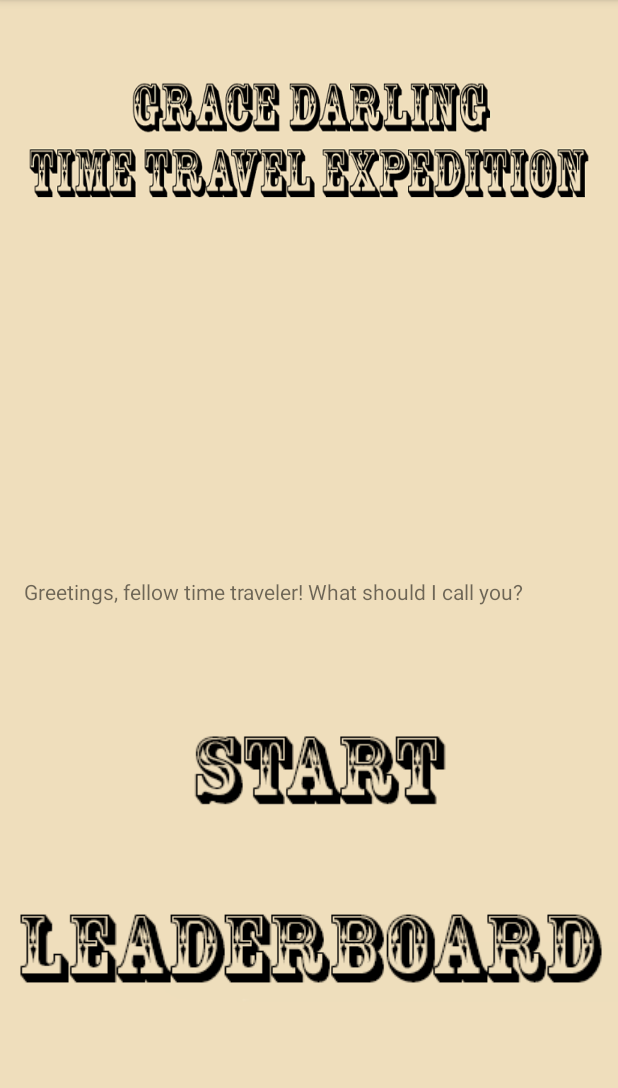
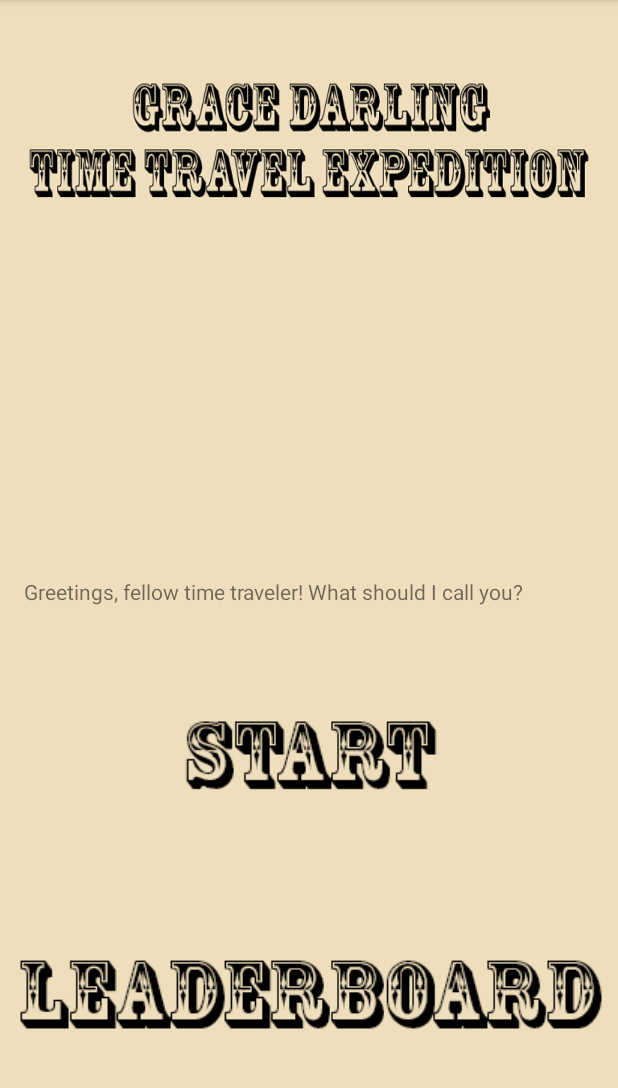
Before and after one commit to Xnonx14/LIMTreasureHunt, an Android app: the screen it shows after launch (MainActivity), on a phone screen of 412 x 824 dp, the part 84-1172 px from its top. Run offline under Robolectric (Android 15) with nearby library versions, the phone set to English and light mode, and no system bars.

Commit message:
Added Broken Parts Screen and fixed Button functionality

```diff
--- a/app/src/main/res/layout/activity_main.xml
+++ b/app/src/main/res/layout/activity_main.xml
@@ -19,27 +19,38 @@
         app:layout_constraintStart_toStartOf="parent"
         app:layout_constraintTop_toTopOf="parent"
         app:layout_constraintVertical_bias="0.0" />
-     <Button
+
+    <Button
         android:id="@+id/button3"
         style="?android:attr/borderlessButtonStyle"
         android:layout_width="wrap_content"
         android:layout_height="wrap_content"
-        android:layout_marginBottom="208dp"
-        android:layout_marginEnd="96dp"
-        android:layout_marginRight="96dp"
+        android:layout_marginBottom="8dp"
+        android:layout_marginEnd="8dp"
+        android:layout_marginLeft="8dp"
+        android:layout_marginRight="8dp"
+        android:layout_marginStart="8dp"
+        android:layout_marginTop="8dp"
         android:background="@drawable/start"
-        android:onClick="buttonOnClick"
+        android:onClick="goToBroken"
         app:layout_constraintBottom_toBottomOf="parent"
-        app:layout_constraintEnd_toEndOf="parent" />
+        app:layout_constraintEnd_toEndOf="@+id/imageView"
+        app:layout_constraintHorizontal_bias="0.503"
+        app:layout_constraintStart_toStartOf="@+id/imageView"
+        app:layout_constraintTop_toTopOf="@+id/imageView"
+        app:layout_constraintVertical_bias="0.682" />
 
     <Button
         android:id="@+id/button2"
         android:layout_width="wrap_content"
-        android:layout_height="0dp"
-        android:layout_marginBottom="100dp"
+        android:layout_height="wrap_content"
+        android:layout_marginBottom="8dp"
+        android:layout_marginTop="8dp"
         android:background="@drawable/leaderboard"
-        app:layout_constraintBottom_toBottomOf="parent"
-        app:layout_constraintEnd_toEndOf="parent" />
+        android:onClick="buttonOnClick"
+        app:layout_constraintBottom_toBottomOf="@+id/imageView"
+        app:layout_constraintEnd_toEndOf="parent"
+        app:layout_constraintTop_toBottomOf="@+id/button3" />
 
     <TextView
         android:id="@+id/textView"
```
Also changed, not shown: app/src/main/java/com/example/kevin/limtreasurehunt/MainActivity.java (+8 -0 lines), app/src/main/res/layout/screen2.xml (added, +35 -0 lines), 1 other file.
